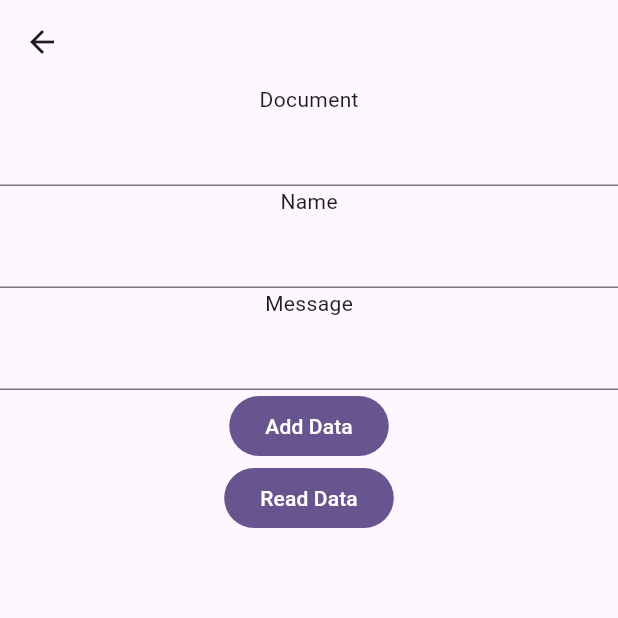
After one commit to jetsada117/mobile_delivery, a Flutter app: the FirebasePage screen opened directly, after a tap on "Read Data", on a phone screen of 412 x 824 dp, the top half of it. The commit adds this screen. Run offline on Flutter 3.47's test engine with Material 3 defaults, Android fonts, the phone set to English and light mode, and no system bars; our stand-ins replace cloud_firestore, firebase_core, geolocator, get; accounts and stored records are empty.

Commit message:
add data

```diff
--- a/lib/main.dart
+++ b/lib/main.dart
@@ -1,3 +1,4 @@
+import 'package:cloud_firestore/cloud_firestore.dart';
 import 'package:firebase_core/firebase_core.dart';
 import 'package:flutter/material.dart';
 import 'package:get/route_manager.dart';
@@ -8,6 +9,9 @@ void main() async {
   WidgetsFlutterBinding.ensureInitialized();
   await Firebase.initializeApp(options: DefaultFirebaseOptions.currentPlatform);
 
+  FirebaseFirestore.instance.settings = const Settings(
+    persistenceEnabled: true,
+  );
   runApp(const MyApp());
 }
 
--- /dev/null
+++ b/lib/pages/firebase.dart
@@ -0,0 +1,55 @@
+import 'dart:developer';
+
+import 'package:cloud_firestore/cloud_firestore.dart';
+import 'package:flutter/material.dart';
+
+class FirebasePage extends StatefulWidget {
+  const FirebasePage({super.key});
+
+  @override
+  State<FirebasePage> createState() => _FirebasePageState();
+}
+
+class _FirebasePageState extends State<FirebasePage> {
+  var docCtl = TextEditingController();
+  var nameCtl = TextEditingController();
+  var messageCtl = TextEditingController();
+  var db = FirebaseFirestore.instance;
+
+  @override
+  Widget build(BuildContext context) {
+    return Scaffold(
+      appBar: AppBar(),
+      body: Column(
+        children: [
+          const Text('Document'),
+          TextField(controller: docCtl),
+          const Text('Name'),
+          TextField(controller: nameCtl),
+          const Text('Message'),
+          TextField(controller: messageCtl),
+          FilledButton(
+            onPressed: () {
+              var data = {
+                'name': nameCtl.text,
+                'message': messageCtl.text,
+                'createAt': DateTime.timestamp(),
+              };
+
+              db.collection('inbox').doc('Room1234').set(data);
+            },
+            child: const Text('Add Data'),
+          ),
+          FilledButton(onPressed: readData, child: const Text('Read Data')),
+        ],
+      ),
+    );
+  }
+
+  void readData() async {
+    var result = await db.collection('inbox').doc(docCtl.text).get();
+    var data = result.data();
+    log(data!['message']);
+    log((data['createAt'] as Timestamp).millisecondsSinceEpoch.toString());
+  }
+}
--- a/pubspec.yaml
+++ b/pubspec.yaml
@@ -41,9 +41,9 @@ dependencies:
   image_picker: ^1.2.0
   path_provider: ^2.1.5
   geolocator: ^14.0.2
-  firebase_core: ^4.1.1
   flutter_map: ^8.2.2
   latlong2: ^0.9.1
+  firebase_core: ^4.1.1
   cloud_firestore: ^6.0.2
 
 dev_dependencies:
```
Also changed, not shown: pubspec.lock.
